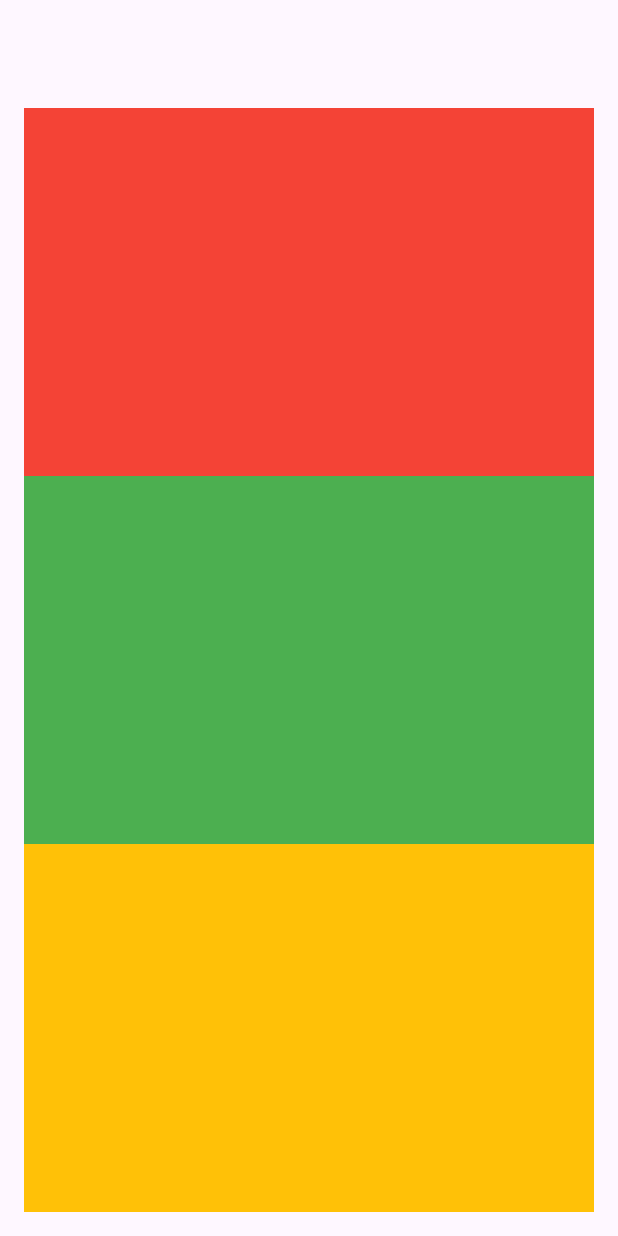
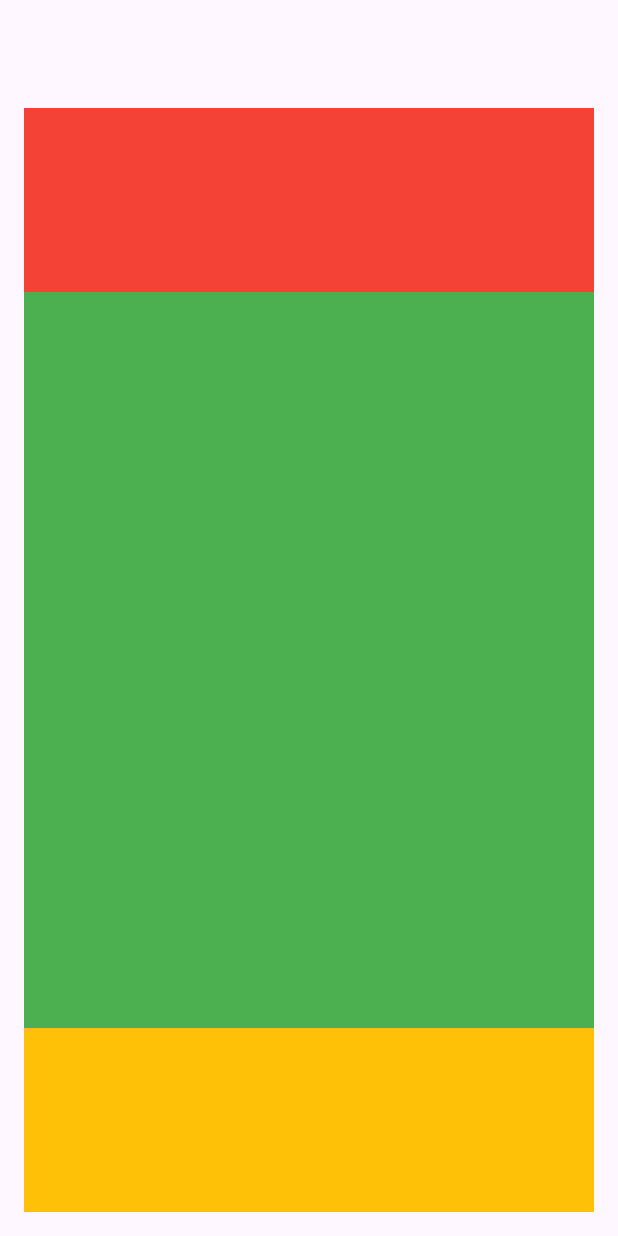
Before and after one commit to CaptainNayan199/Flutter-New-Projects, a Flutter app: the screen it shows after launch, on a phone screen of 412 x 824 dp. Run offline on Flutter 3.47's test engine with Material 3 defaults, Android fonts, the light colour scheme and no system bars; our stand-ins replace cloud_firestore, firebase_core, random_string; accounts and stored records are empty.

Commit message:
files updated

```diff
--- a/qr_code/lib/qr_scanner.dart
+++ b/qr_code/lib/qr_scanner.dart
@@ -18,6 +18,7 @@ class QRScanner extends StatelessWidget {
               ),
             ),
             Expanded(
+              flex: 4,
               child: Container(
                 color: Colors.green,
               ),
```
